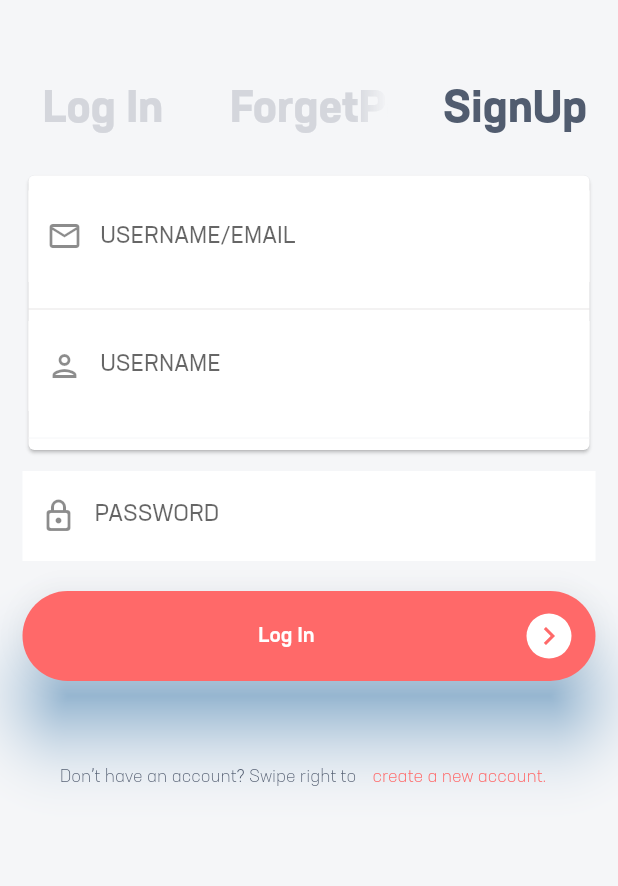
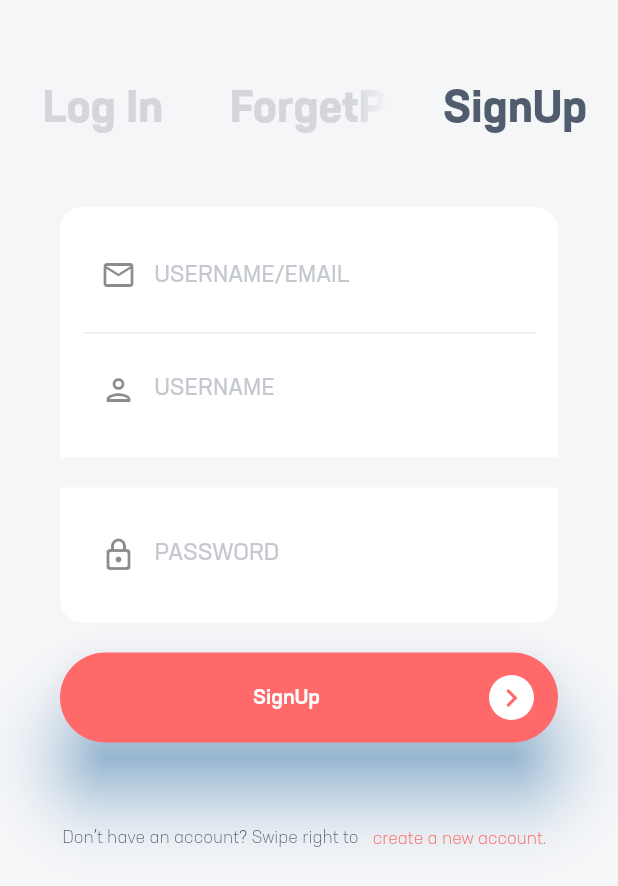
Before and after one commit to Fatma-abdelghany/Shopify-App, a Flutter app: the screen it shows after launch, tab 3 chosen, on a phone screen of 412 x 824 dp. Shown: the top 886 px of the screen. Run offline on Flutter 3.47's test engine with Material 2 defaults, Android fonts, the phone set to English and light mode, and no system bars; our stand-ins replace email_validator.

Commit message:
initial commit Login Forgetpaword Signup Screens add validation and change UI

```diff
--- a/lib/main.dart
+++ b/lib/main.dart
@@ -15,6 +15,7 @@ class MyApp extends StatelessWidget {
   Widget build(BuildContext context) {
     return MaterialApp(
       title: 'Flutter Demo',
+      debugShowCheckedModeBanner: false,
       theme: ThemeConstants.themeData,
       home: RegisterTabPages(),
     );
--- a/lib/pages/register_tab_pages.dart
+++ b/lib/pages/register_tab_pages.dart
@@ -30,15 +30,12 @@ class _RegisterTabPagesState extends State<RegisterTabPages> with SingleTickerPr
 
     return Scaffold(
       backgroundColor: ColorsConstants.bgColor,
-      body: Center(
-        child: Column(
-          mainAxisAlignment: MainAxisAlignment.center,
-          children: [
-            SizedBox(height: 50,),
-            designTabs(theme, context),
-            buildTabBarPages(),
-          ],
-        ),
+      body: Column(
+        children: [
+          SizedBox(height: 50,),
+          designTabs(theme, context),
+          buildTabBarPages(),
+        ],
       ),
     );
   }
@@ -53,6 +50,14 @@ class _RegisterTabPagesState extends State<RegisterTabPages> with SingleTickerPr
             child: TabBar(
               controller: _tabController,
               labelStyle: Theme.of(context).textTheme.displayLarge,
+              indicatorColor: Colors.transparent,
+              // change hover color
+              overlayColor: MaterialStateProperty.resolveWith<Color?>(
+              (Set<MaterialState> states) {
+              if (states.contains(MaterialState.hovered))
+              return ColorsConstants.bgColor; //<-- SEE HERE
+              return null;
+              },),
               tabs: const [
                 // first tab
                 Tab(
--- a/lib/pages/signup_page.dart
+++ b/lib/pages/signup_page.dart
@@ -1,3 +1,4 @@
+import 'package:email_validator/email_validator.dart';
 import 'package:flutter/material.dart';
 import 'package:shoppify_app/utils/constants/colors_constants.dart';
 import 'package:shoppify_app/widgets/customButton.dart';
@@ -16,6 +17,8 @@ class SignUpPage extends StatefulWidget {
 }
 
 class _SignUpPageState extends State<SignUpPage> {
+  late GlobalKey<FormState> formKey;
+
   TextEditingController? EmailController ;
   TextEditingController? PasswordController;
   TextEditingController? NameController;
@@ -23,6 +26,7 @@ class _SignUpPageState extends State<SignUpPage> {
   @override
   void initState() {
     // TODO: implement initState
+    formKey=GlobalKey<FormState>();
     EmailController = TextEditingController();
     PasswordController = TextEditingController();
     NameController = TextEditingController();
@@ -34,25 +38,39 @@ class _SignUpPageState extends State<SignUpPage> {
 
     return SingleChildScrollView(
       child: Padding(
-        padding: const EdgeInsets.all(15.0),
+        padding: const EdgeInsets.all(40.0),
         child: Center(
           child: Form(
             child: Column(
               children: [
-                Card(
-                  color: Colors.white,
+                Container(
+            padding: EdgeInsets.all(15),
+            decoration: const BoxDecoration(
+              color: Colors.white,
+              borderRadius: BorderRadius.only(
+                topLeft: Radius.circular(15),
+                topRight: Radius.circular(15),
+              )),
+
                   child: Column(
                     children: [
-                      SizedBox(height: 10,),
                       CustomTextField(
                         Controller: EmailController,
                         isPassword: false,
                         hint:StringsConstants.userNameOrEmail,
                         myPrefixIcon: Icon(Icons.email_outlined),
                         type: TextInputType.emailAddress,
+                        validatorFun: (value){
+                          if(value==null||value==""){
+                            return StringsConstants.emailRequired;
+                          }
+                          if (!EmailValidator.validate(value)) {
+                            return StringsConstants.validEmail;
+                          }
+                          return null;
+                        },
 
                       ),
-                      SizedBox(height: 10,),
                       Divider(
                           color: Color(0x9bd7d3d3)
                       ),
@@ -61,38 +79,62 @@ class _SignUpPageState extends State<SignUpPage> {
                         isPassword: false,
                         hint:StringsConstants.userName,
                         myPrefixIcon: Icon(Icons.person_outlined),
-                        type: TextInputType.emailAddress,
+                        type: TextInputType.text,
+                        validatorFun:(value){
+                          if(value==null||value==""){
+                            return StringsConstants.userNameRequired;
+                          }
 
-                      ),
-                      SizedBox(height: 10,),
-                      Divider(
-                          color: ColorsConstants.bgColor,
+                          return null;
+                        },
+
                       ),
 
 
                     ],
                   ),
                 ),
-                SizedBox(height: 10,),
+                SizedBox(height: 20,),
 
-                CustomTextField(
-                  Controller:PasswordController ,
-                  isPassword: true,
-                  hint:StringsConstants.password,
-                  myPrefixIcon: Icon(Icons.lock_outline_rounded),
-                  type: TextInputType.emailAddress,
+                Container(
+                  padding: EdgeInsets.all(15),
+                  decoration: const BoxDecoration(
+                    color: Colors.white,
+                      borderRadius: BorderRadius.only(
+                        bottomLeft: Radius.circular(15),
+                        bottomRight: Radius.circular(15),
+                      ))
+                  ,
 
+                  child: CustomTextField(
+                    Controller:PasswordController ,
+                    isPassword: true,
+                    hint:StringsConstants.password,
+                    myPrefixIcon: Icon(Icons.lock_outline_rounded),
+                    type: TextInputType.emailAddress,
+                    validatorFun:(value){
+                      if(value==null||value==""){
+                        return StringsConstants.passwordRequired;
+                      }
+                      if (value.length<8) {
+                        return StringsConstants.validPassword;
+                      }
+                      return null;
+                    },
+                  ),
                 ),
                 SizedBox(height: 10,),
 
                 const SizedBox(height: 10),
 
-                CustomButton(text:StringsConstants.login, myBtnPressed: (){}),
+                CustomButton(text:StringsConstants.signUP, myBtnPressed: (){
+                  if(!(formKey.currentState?.validate()??false) ) return;
+                }),
                 const SizedBox(height: 40),
                 Row(
                   mainAxisAlignment: MainAxisAlignment.center,
                   children: [
-                    GreyTxt(label: StringsConstants.donothaveAccount,),
+                    GreyTxt(label: StringsConstants.notHaveAccount,),
                     TextButton(
                       child:  RedTxt(label: StringsConstants.createAccount),
                       onPressed: () {
--- a/lib/utils/constants/colors_constants.dart
+++ b/lib/utils/constants/colors_constants.dart
@@ -10,4 +10,5 @@ class ColorsConstants{
   static Color cardColor =  const Color(0xffffffff);
   static Color buttonColor =  const Color(0xffFF6969);
   static Color greyTxtColor =  const Color(0xff515C6F);
+  static Color txtFieldLabelColor =  const Color(0xffc5c9cf);
 }
--- a/lib/utils/constants/strings_constants.dart
+++ b/lib/utils/constants/strings_constants.dart
@@ -7,15 +7,20 @@ class StringsConstants{
   //login strings
   static const String userNameOrEmail="USERNAME/EMAIL";
   static const String password="PASSWORD";
+  static const String validEmail="Enter Valid Email";
+  static const String validPassword="Password must be 8 ";
+  static const String emailRequired="Email is required";
+  static const String userNameRequired="UserName is required";
+  static const String passwordRequired="Password is required";
   static const String createAccount="create a new account.";
-  static const String donothaveAccount="Don’t have an account? Swipe right to ";
+  static const String notHaveAccount="Don’t have an account? Swipe right to ";
 
   //sign up strings
   static const String userName="USERNAME";
 
   //forgetPassword strings
 
-  static const String forgetPasswordHint="  Enter the email address you used to create your account and we will email you a link to reset your password";
+  static const String forgetPasswordHint="  Enter the email address you used to create\nyour account and we will email you a link to\nreset your password";
   static const String sendEmail="SEND EMAIL";
 
 
--- a/lib/widgets/customTextField.dart
+++ b/lib/widgets/customTextField.dart
@@ -1,5 +1,6 @@
 
 import 'package:flutter/material.dart';
+import 'package:shoppify_app/utils/constants/colors_constants.dart';
 class CustomTextField extends StatelessWidget {
 
   CustomTextField({
@@ -7,7 +8,9 @@ class CustomTextField extends StatelessWidget {
     required this.Controller,
     required this.isPassword,
     required this.hint,
-    required this.myPrefixIcon, required this.type
+    this.validatorFun,
+    required this.myPrefixIcon,
+    required this.type
   });
 
   final TextEditingController? Controller;
@@ -15,20 +18,29 @@ class CustomTextField extends StatelessWidget {
   String hint;
   TextInputType type;
   Icon myPrefixIcon;
+  String? Function(String?)? validatorFun;
+  Color fillColor= Colors.white;
 
   @override
   Widget build(BuildContext context) {
-    return TextField(
+    return TextFormField(
       controller: Controller,
       obscureText: isPassword?true:false,
+      obscuringCharacter: "*",
       keyboardType: type,
+      validator: validatorFun,
       decoration: InputDecoration(
           label:Text(hint) ,
+        labelStyle: TextStyle(
+          color:ColorsConstants.txtFieldLabelColor,
+        ),
           border: InputBorder.none,
           hintText: hint,
           filled: true,
-          fillColor: Colors.white,
-          prefixIcon:myPrefixIcon
+          hoverColor: fillColor,
+          fillColor:fillColor,
+          prefixIcon:myPrefixIcon,
+
 
       ),
     );
--- a/lib/widgets/grey_txt.dart
+++ b/lib/widgets/grey_txt.dart
@@ -8,7 +8,9 @@ class GreyTxt extends StatelessWidget {
   Widget build(BuildContext context) {
     return Text(
       label,
-      style: Theme.of(context).textTheme.displaySmall
+        textAlign: TextAlign.center,
+        style: Theme.of(context).textTheme.displaySmall
+
 
     );
   }
--- a/lib/widgets/red_txt.dart
+++ b/lib/widgets/red_txt.dart
@@ -8,6 +8,7 @@ class RedTxt extends StatelessWidget {
   Widget build(BuildContext context) {
     return Text(
         label,
+        maxLines: 2,
         style: Theme.of(context).textTheme.headlineSmall
 
     );
--- a/pubspec.yaml
+++ b/pubspec.yaml
@@ -35,6 +35,8 @@ dependencies:
   # The following adds the Cupertino Icons font to your application.
   # Use with the CupertinoIcons class for iOS style icons.
   cupertino_icons: ^1.0.2
+  email_validator: ^2.1.17
+
 
 dev_dependencies:
   flutter_test:
```
Also changed, not shown: lib/pages/forget_password.dart (+35 -5 lines), lib/pages/login_page.dart (+48 -13 lines), pubspec.lock.
